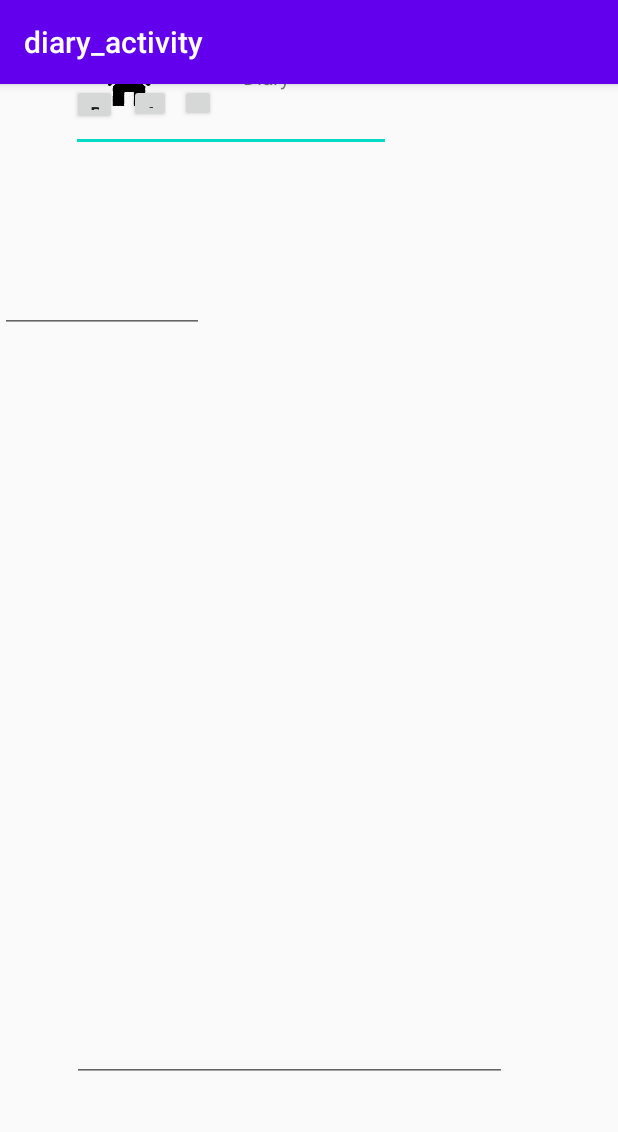
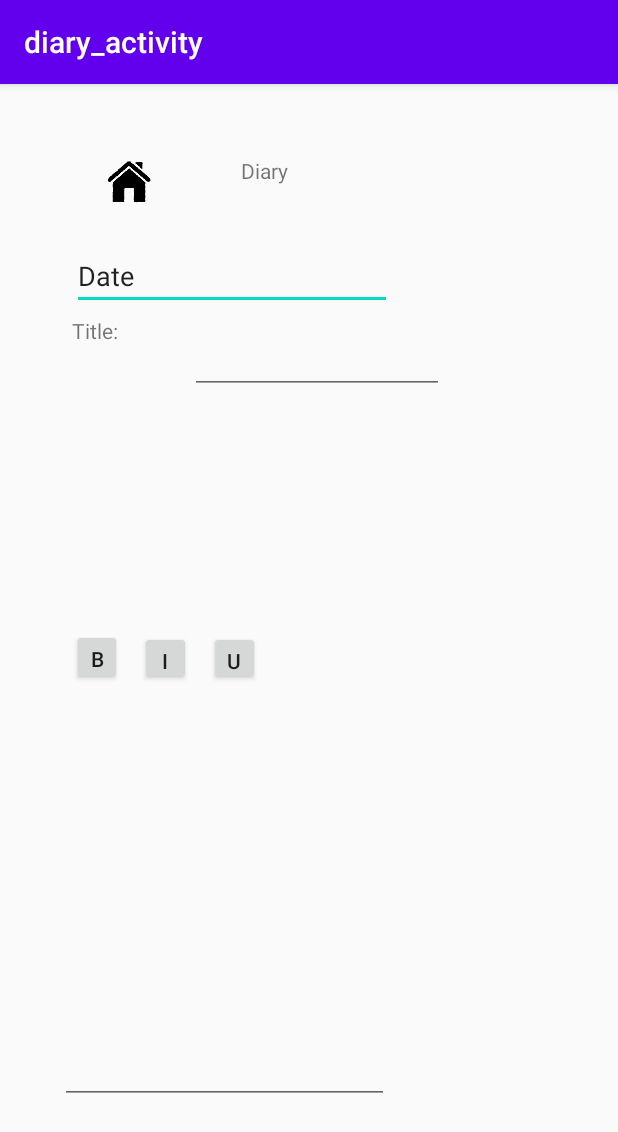
Before and after one commit to AbeerHaroon/comp3717_ak_beer, an Android app: the screen it shows after launch (MainActivity), on a phone screen of 412 x 824 dp. Shown: the top 1132 px of the screen. Run offline under Robolectric (Android 15) with nearby library versions, the phone set to English and light mode, and no system bars.

Commit message:
finalised initial rough layout for quickline and diary

```diff
--- a/app/src/main/res/layout/activity_main.xml
+++ b/app/src/main/res/layout/activity_main.xml
@@ -10,97 +10,99 @@
         android:id="@+id/diary_heading"
         android:layout_width="75dp"
         android:layout_height="34dp"
+        android:layout_marginTop="48dp"
         android:text="@string/diary_heading"
-        app:layout_constraintBottom_toTopOf="@+id/editTextDate"
         app:layout_constraintEnd_toEndOf="parent"
-        app:layout_constraintHorizontal_bias="0.171"
+        app:layout_constraintHorizontal_bias="0.166"
         app:layout_constraintStart_toEndOf="@+id/home_button"
-        app:layout_constraintTop_toTopOf="parent"
-        app:layout_constraintVertical_bias="0.444" />
+        app:layout_constraintTop_toTopOf="parent" />
 
     <EditText
         android:id="@+id/editTextDate"
         android:layout_width="wrap_content"
         android:layout_height="wrap_content"
+        android:layout_marginTop="16dp"
         android:ems="10"
         android:inputType="date"
+        android:text="@string/date_label"
         app:layout_constraintEnd_toEndOf="parent"
-        app:layout_constraintHorizontal_bias="0.238"
+        app:layout_constraintHorizontal_bias="0.243"
         app:layout_constraintStart_toStartOf="parent"
-        tools:layout_editor_absoluteY="93dp" />
+        app:layout_constraintTop_toBottomOf="@+id/home_button" />
 
     <TextView
         android:id="@+id/title_label"
-        android:layout_width="56dp"
-        android:layout_height="24dp"
-        android:layout_marginBottom="20dp"
+        android:layout_width="64dp"
+        android:layout_height="50dp"
+        android:layout_marginStart="48dp"
+        android:layout_marginTop="4dp"
         android:text="@string/title_label"
-        app:layout_constraintBottom_toTopOf="@+id/italics"
-        app:layout_constraintEnd_toEndOf="parent"
-        app:layout_constraintHorizontal_bias="0.135"
-        app:layout_constraintStart_toStartOf="parent" />
+        app:layout_constraintEnd_toStartOf="@+id/editTextTextPersonName2"
+        app:layout_constraintHorizontal_bias="0.0"
+        app:layout_constraintStart_toStartOf="parent"
+        app:layout_constraintTop_toBottomOf="@+id/editTextDate" />
 
     <EditText
         android:id="@+id/diary_entry"
-        android:layout_width="290dp"
-        android:layout_height="431dp"
-        android:layout_marginBottom="48dp"
+        android:layout_width="219dp"
+        android:layout_height="271dp"
+        android:layout_marginBottom="88dp"
         android:ems="10"
         android:inputType="textPersonName"
         app:layout_constraintBottom_toBottomOf="parent"
         app:layout_constraintEnd_toEndOf="parent"
-        app:layout_constraintHorizontal_bias="0.396"
-        app:layout_constraintStart_toStartOf="parent"
-        app:layout_constraintTop_toBottomOf="@+id/italics"
-        app:layout_constraintVertical_bias="0.793" />
+        app:layout_constraintHorizontal_bias="0.208"
+        app:layout_constraintStart_toStartOf="parent" />
 
     <Button
         android:id="@+id/bold"
-        android:layout_width="30dp"
-        android:layout_height="27dp"
+        android:layout_width="33dp"
+        android:layout_height="37dp"
         android:layout_marginStart="48dp"
-        android:text="Button"
-        app:layout_constraintStart_toStartOf="parent"
-        tools:layout_editor_absoluteY="196dp" />
+        android:layout_marginBottom="8dp"
+        android:text="@string/bold"
+        app:layout_constraintBottom_toTopOf="@+id/diary_entry"
+        app:layout_constraintStart_toStartOf="parent" />
 
     <Button
         android:id="@+id/italics"
-        android:layout_width="28dp"
-        android:layout_height="26dp"
-        android:layout_marginStart="8dp"
-        android:text="Button"
-        app:layout_constraintStart_toEndOf="@+id/bold"
-        tools:layout_editor_absoluteY="197dp" />
+        android:layout_width="34dp"
+        android:layout_height="36dp"
+        android:layout_marginStart="12dp"
+        android:layout_marginBottom="8dp"
+        android:text="@string/italics"
+        app:layout_constraintBottom_toTopOf="@+id/diary_entry"
+        app:layout_constraintStart_toEndOf="@+id/bold" />
 
     <Button
         android:id="@+id/underline"
-        android:layout_width="24dp"
-        android:layout_height="25dp"
-        android:text="Button"
-        app:layout_constraintEnd_toEndOf="parent"
-        app:layout_constraintHorizontal_bias="0.022"
-        app:layout_constraintStart_toEndOf="@+id/italics"
-        tools:layout_editor_absoluteY="196dp" />
+        android:layout_width="34dp"
+        android:layout_height="36dp"
+        android:layout_marginStart="12dp"
+        android:layout_marginBottom="8dp"
+        android:text="@string/underline"
+        app:layout_constraintBottom_toTopOf="@+id/diary_entry"
+        app:layout_constraintStart_toEndOf="@+id/italics" />
 
     <ImageView
         android:id="@+id/home_button"
         android:layout_width="78dp"
         android:layout_height="57dp"
         android:layout_marginStart="48dp"
-        app:layout_constraintBottom_toTopOf="@+id/editTextDate"
+        android:layout_marginTop="32dp"
         app:layout_constraintStart_toStartOf="parent"
         app:layout_constraintTop_toTopOf="parent"
-        app:layout_constraintVertical_bias="0.571"
         app:srcCompat="@drawable/home_button" />
 
     <EditText
         android:id="@+id/editTextTextPersonName2"
-        android:layout_width="136dp"
-        android:layout_height="22dp"
-        android:layout_marginBottom="68dp"
+        android:layout_width="169dp"
+        android:layout_height="48dp"
+        android:layout_marginTop="8dp"
+        android:layout_marginEnd="116dp"
         android:ems="10"
         android:inputType="textPersonName"
-        app:layout_constraintBottom_toTopOf="@+id/diary_entry"
-        tools:layout_editor_absoluteX="122dp" />
+        app:layout_constraintEnd_toEndOf="parent"
+        app:layout_constraintTop_toBottomOf="@+id/editTextDate" />
 
 </androidx.constraintlayout.widget.ConstraintLayout>
--- a/app/src/main/res/layout/activity_quickLine.xml
+++ b/app/src/main/res/layout/activity_quickline.xml
@@ -13,7 +13,7 @@
         android:layout_marginTop="28dp"
         android:text="@string/quickline_heading"
         app:layout_constraintEnd_toEndOf="parent"
-        app:layout_constraintHorizontal_bias="0.22"
+        app:layout_constraintHorizontal_bias="0.333"
         app:layout_constraintStart_toEndOf="@+id/homeButton"
         app:layout_constraintTop_toTopOf="parent" />
 
@@ -41,8 +41,8 @@
         android:id="@+id/medical_services"
         android:layout_width="209dp"
         android:layout_height="29dp"
-        android:layout_marginStart="36dp"
-        android:layout_marginBottom="84dp"
+        android:layout_marginStart="32dp"
+        android:layout_marginBottom="36dp"
         android:text="@string/medical_services"
         app:layout_constraintBottom_toTopOf="@+id/user_added_nums_label"
         app:layout_constraintStart_toStartOf="parent" />
@@ -52,12 +52,12 @@
         android:layout_width="39dp"
         android:layout_height="35dp"
         android:layout_marginStart="16dp"
-        android:layout_marginBottom="76dp"
+        android:layout_marginBottom="28dp"
         android:contentDescription="call_button"
         android:rotationX="-180"
         app:layout_constraintBottom_toTopOf="@+id/user_added_nums_label"
         app:layout_constraintEnd_toEndOf="parent"
-        app:layout_constraintHorizontal_bias="0.504"
+        app:layout_constraintHorizontal_bias="0.486"
         app:layout_constraintStart_toEndOf="@+id/medical_services"
         app:srcCompat="@android:drawable/sym_action_call" />
 
--- a/app/src/main/res/values/strings.xml
+++ b/app/src/main/res/values/strings.xml
@@ -1,10 +1,14 @@
 <resources>
     <string name="app_name">diary_activity</string>
+    <string name="date_label">Date</string>
     <string name="diary_heading">Diary</string>
     <string name="title_label">Title:</string>
     <string name="quickline_heading">QuickLine</string>
     <string name="covid_helpline">Covid Help Line</string>
     <string name="medical_services">811 Medical Service</string>
     <string name="user_added_nums_label">User Added Numbers:</string>
+    <string name="bold">B</string>
+    <string name="italics">I</string>
+    <string name="underline">U</string>
     <string name="mom">Mom</string>
 </resources>
```
